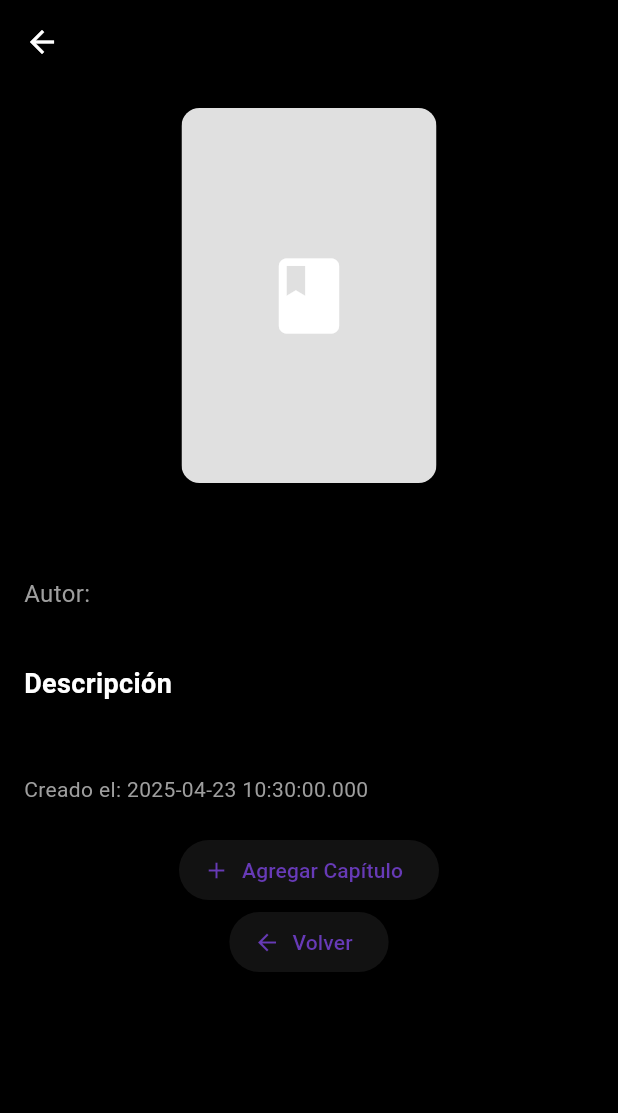
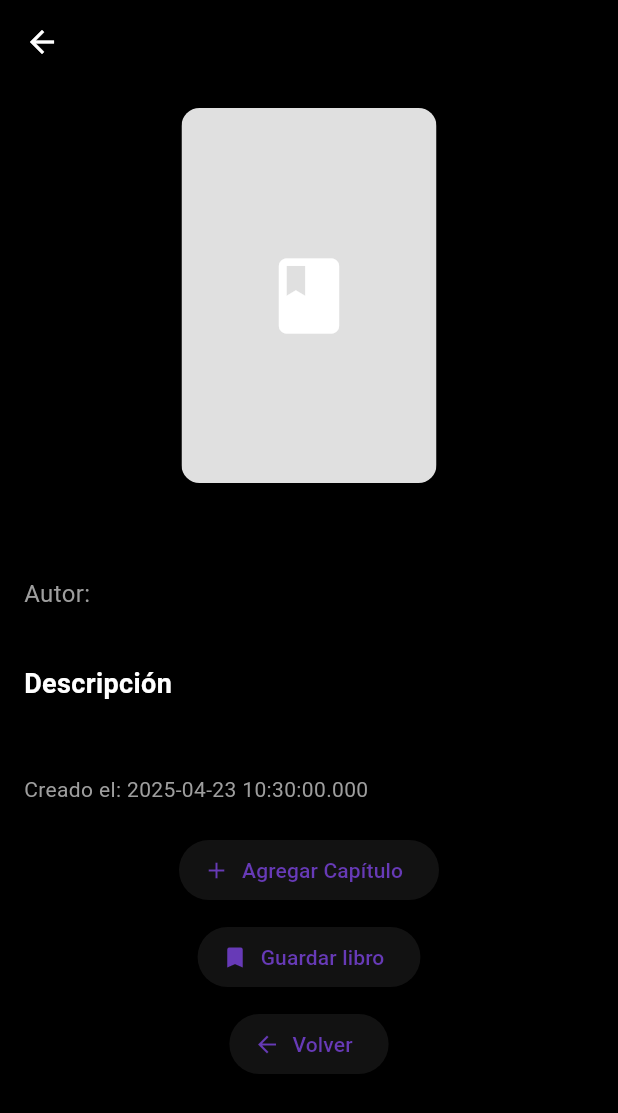
Before and after one commit to angiefjrd/Proyecto-IS513, a Flutter app: the BookDetailPage screen opened directly with empty values, on a phone screen of 412 x 824 dp. Shown: the top 1113 px of the screen. Run offline on Flutter 3.47's test engine with Material 3 defaults, Android fonts, the light colour scheme and no system bars; our stand-ins replace cloud_firestore, file_picker, firebase_auth, firebase_core, firebase_storage, get and 2 more; missing offline and left inert: flutter_quill; accounts and stored records are empty.

Commit message:
Boton de guardar libro en biblioteca

```diff
--- a/lib/views/detalle_page.dart
+++ b/lib/views/detalle_page.dart
@@ -1,6 +1,7 @@
 import 'package:firebase_auth/firebase_auth.dart';
 import 'package:flutter/material.dart';
-import 'package:writerhub/models/libro.dart';
+import 'package:cloud_firestore/cloud_firestore.dart';
+import '../models/libro.dart';
 
 class BookDetailPage extends StatefulWidget {
   final Libro libro;
@@ -13,6 +14,7 @@ class BookDetailPage extends StatefulWidget {
 
 class _BookDetailPageState extends State<BookDetailPage> {
   late final String? _currentUserId;
+
   @override
   void initState() {
     super.initState();
@@ -20,6 +22,8 @@ class _BookDetailPageState extends State<BookDetailPage> {
   }
 
   bool get isAuthor => _currentUserId == widget.libro.autorId;
+
+  @override
   Widget build(BuildContext context) {
     return Scaffold(
       appBar: AppBar(
@@ -31,7 +35,7 @@ class _BookDetailPageState extends State<BookDetailPage> {
         child: Column(
           crossAxisAlignment: CrossAxisAlignment.start,
           children: [
-            // Portada del libro
+            // Portada
             Center(
               child: ClipRRect(
                 borderRadius: BorderRadius.circular(12),
@@ -89,21 +93,25 @@ class _BookDetailPageState extends State<BookDetailPage> {
 
             const SizedBox(height: 20),
 
-            // Fecha de creación
+            // Fecha
             Text(
               'Creado el: ${widget.libro.fechaCreacion}',
               style: const TextStyle(color: Colors.grey),
             ),
+
             const SizedBox(height: 20),
+
+            // Botón agregar capítulo (solo si es el autor)
             if (isAuthor)
               Center(
                 child: ElevatedButton.icon(
                   icon: const Icon(Icons.add),
                   label: const Text("Agregar Capítulo"),
                   onPressed: () {
+                    final siguienteNumero = (widget.libro.capitulos?.length ?? 0) + 1;
                     Navigator.pushNamed(
                       context,
-                  '/crear-capitulo/${widget.libro.id}/${widget.libro.capitulos!.length + 1}',
+                      '/crear-capitulo/${widget.libro.id}/$siguienteNumero',
                       arguments: {
                         'tituloLibro': widget.libro.titulo,
                       },
@@ -111,7 +119,26 @@ class _BookDetailPageState extends State<BookDetailPage> {
                   },
                 ),
               ),
-            // Botón de volver
+
+            const SizedBox(height: 10),
+
+            // Botón para guardar el libro
+            Center(
+              child: ElevatedButton.icon(
+                onPressed: () async {
+                  await guardarLibroEnBiblioteca(widget.libro);
+                  ScaffoldMessenger.of(context).showSnackBar(
+                    const SnackBar(content: Text('Libro guardado en tu biblioteca')),
+                  );
+                },
+                icon: const Icon(Icons.bookmark),
+                label: const Text('Guardar libro'),
+              ),
+            ),
+
+            const SizedBox(height: 10),
+
+            // Botón volver
             Center(
               child: ElevatedButton.icon(
                 onPressed: () => Navigator.pop(context),
@@ -125,3 +152,22 @@ class _BookDetailPageState extends State<BookDetailPage> {
     );
   }
 }
+
+Future<void> guardarLibroEnBiblioteca(Libro libro) async {
+  final user = FirebaseAuth.instance.currentUser;
+  if (user == null) return;
+
+  final docRef = FirebaseFirestore.instance
+      .collection('usuarios')
+      .doc(user.uid)
+      .collection('biblioteca')
+      .doc(libro.id);
+
+  await docRef.set({
+    'libroId': libro.id,
+    'titulo': libro.titulo,
+    'portadaUrl': libro.portadaUrl,
+    'autor': libro.autor,
+    'fechaGuardado': Timestamp.now(),
+  });
+}
```
Lines whose indentation alone changed are shown as unchanged.
